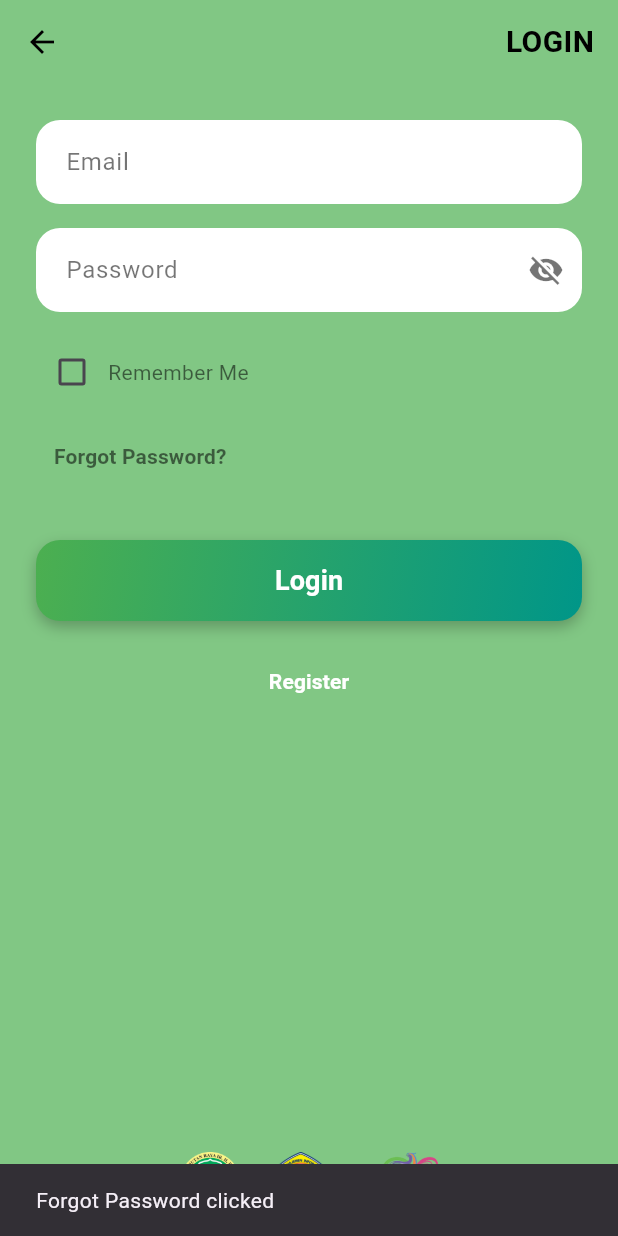
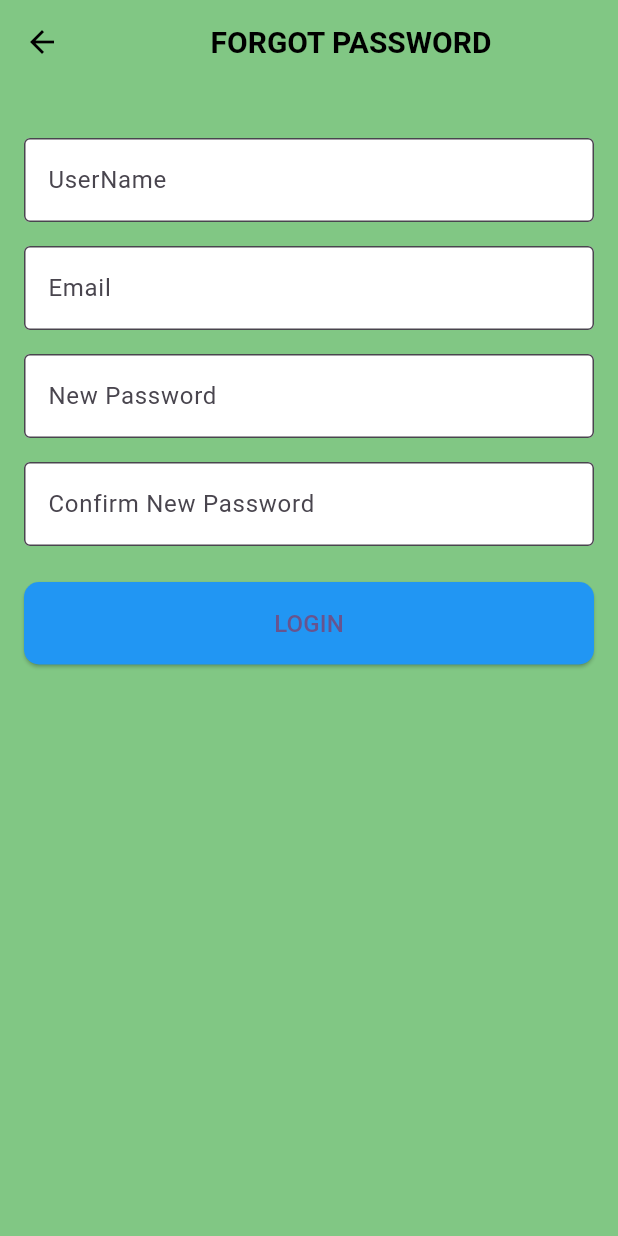
Before and after one commit to matthewae/RPLL-Tahura, a Flutter app: the PasswordScreen screen opened directly, after a tap on "Forgot Password?", on a phone screen of 412 x 824 dp. Run offline on Flutter 3.47's test engine with Material 3 defaults, Android fonts, the phone set to English and light mode, and no system bars; network calls fail.

Commit message:
update14/11

```diff
--- a/lib/main.dart
+++ b/lib/main.dart
@@ -3,6 +3,7 @@ import 'package:myapp/screens/cashpay_screen.dart';
 import 'package:myapp/screens/detailrebi_screen.dart';
 import 'package:myapp/screens/CHrebi_screen.dart';
 import 'package:myapp/screens/epay_screen.dart';
+import 'package:myapp/screens/forgotpws_screen.dart';
 import 'package:myapp/screens/main_screen.dart';
 import 'package:myapp/screens/profile_screen.dart';
 import 'package:myapp/screens/signin_screen.dart';
@@ -10,6 +11,8 @@ import 'package:myapp/screens/password_screen.dart';
 import 'package:myapp/screens/exitnotif_screen.dart';
 import 'package:myapp/screens/mpembayaran_screen.dart';
 import 'package:myapp/screens/detailrebi_screen.dart';
+import 'package:myapp/screens/mainmenu_screen.dart';
+
 
 void main() {
   runApp(const MyApp());
@@ -26,7 +29,7 @@ class MyApp extends StatelessWidget {
         colorScheme: ColorScheme.fromSeed(seedColor: Colors.deepPurple),
         useMaterial3: true,
       ),
-      home:  DetailrebiScreen(), // Use ProfilePage here
+      home:  DetailrebiScreen(),
     );
   }
 }
--- /dev/null
+++ b/lib/screens/forgotpws_screen.dart
@@ -0,0 +1,111 @@
+import 'package:flutter/material.dart';
+import 'mainmenu_screen.dart'; // Import mainmenu_screen.dart
+
+void main() {
+  runApp(TahuraApp());
+}
+
+class TahuraApp extends StatelessWidget {
+  @override
+  Widget build(BuildContext context) {
+    return MaterialApp(
+      home: ForgotpwsScreen(),
+    );
+  }
+}
+
+class ForgotpwsScreen extends StatelessWidget {
+  @override
+  Widget build(BuildContext context) {
+    return Scaffold(
+      backgroundColor: Colors.green[300],
+      appBar: AppBar(
+        backgroundColor: Colors.transparent,
+        elevation: 0,
+        leading: IconButton(
+          icon: Icon(Icons.arrow_back, color: Colors.black),
+          onPressed: () {
+            Navigator.pop(context); // Kembali ke layar sebelumnya
+          },
+        ),
+        title: Center(
+          child: Text(
+            'FORGOT PASSWORD',
+            style: TextStyle(
+              color: Colors.black,
+              fontSize: 20,
+              fontWeight: FontWeight.bold,
+            ),
+          ),
+        ),
+      ),
+      body: Padding(
+        padding: const EdgeInsets.all(16.0),
+        child: Column(
+          crossAxisAlignment: CrossAxisAlignment.stretch,
+          children: [
+            SizedBox(height: 20),
+            TextField(
+              decoration: InputDecoration(
+                labelText: 'UserName',
+                filled: true,
+                fillColor: Colors.white,
+                border: OutlineInputBorder(),
+              ),
+            ),
+            SizedBox(height: 16),
+            TextField(
+              decoration: InputDecoration(
+                labelText: 'Email',
+                filled: true,
+                fillColor: Colors.white,
+                border: OutlineInputBorder(),
+              ),
+            ),
+            SizedBox(height: 16),
+            TextField(
+              decoration: InputDecoration(
+                labelText: 'New Password',
+                filled: true,
+                fillColor: Colors.white,
+                border: OutlineInputBorder(),
+              ),
+              obscureText: true,
+            ),
+            SizedBox(height: 16),
+            TextField(
+              decoration: InputDecoration(
+                labelText: 'Confirm New Password',
+                filled: true,
+                fillColor: Colors.white,
+                border: OutlineInputBorder(),
+              ),
+              obscureText: true,
+            ),
+            SizedBox(height: 24),
+            ElevatedButton(
+              onPressed: () {
+                // Navigasi ke mainmenu_screen saat login berhasil
+                Navigator.push(
+                  context,
+                  MaterialPageRoute(builder: (context) => MainmenuScreen()),
+                );
+              },
+              style: ElevatedButton.styleFrom(
+                backgroundColor: Colors.blue,
+                padding: EdgeInsets.symmetric(vertical: 16),
+                shape: RoundedRectangleBorder(
+                  borderRadius: BorderRadius.circular(10),
+                ),
+              ),
+              child: Text(
+                'LOGIN',
+                style: TextStyle(fontSize: 16),
+              ),
+            ),
+          ],
+        ),
+      ),
+    );
+  }
+}
--- a/lib/screens/main_screen.dart
+++ b/lib/screens/main_screen.dart
@@ -98,7 +98,7 @@ class _MainScreenState extends State<MainScreen> with SingleTickerProviderStateM
                         onPressed: () {
                           Navigator.push(
                             context,
-                            MaterialPageRoute(builder: (context) => const PasswordScreen()),
+                            MaterialPageRoute(builder: (context) =>  PasswordScreen()),
                           );
                         },
                         style: ElevatedButton.styleFrom(
--- a/lib/screens/password_screen.dart
+++ b/lib/screens/password_screen.dart
@@ -1,35 +1,36 @@
 import 'package:flutter/material.dart';
 import 'signin_screen.dart';
+import 'forgotpws_screen.dart';
+import 'mainmenu_screen.dart'; // Pastikan ini sudah diimport
 
-class PasswordScreen extends StatefulWidget {
-  const PasswordScreen({super.key});
+class PasswordScreen extends StatelessWidget {
+  PasswordScreen({super.key});
 
-  @override
-  _LoginPageState createState() => _LoginPageState();
+  final ValueNotifier<bool> _obscureText = ValueNotifier<bool>(true);
+  final ValueNotifier<bool> _rememberMe = ValueNotifier<bool>(false);
+
+  void _togglePasswordVisibility() {
+    _obscureText.value = !_obscureText.value;
   }
 
-class _LoginPageState extends State<PasswordScreen> {
-  bool _obscureText = true;
-  bool _rememberMe = false; // Checkbox state
-
-  void _togglePasswordVisibility() {
-    setState(() {
-      _obscureText = !_obscureText;
-    });
-  }
-
-  void _forgotPassword() {
-    ScaffoldMessenger.of(context).showSnackBar(
-      const SnackBar(
-        content: Text('Forgot Password clicked'),
-      ),
+  void _forgotPassword(BuildContext context) {
+    Navigator.push(
+      context,
+      MaterialPageRoute(builder: (context) => ForgotpwsScreen()),
     );
   }
 
-  void _register() {
+  void _register(BuildContext context) {
     Navigator.push(
       context,
       MaterialPageRoute(builder: (context) => const SigninScreen()),
+    );
+  }
+
+  void _navigateToMainMenu(BuildContext context) {
+    Navigator.push(
+      context,
+      MaterialPageRoute(builder: (context) =>  MainmenuScreen()),
     );
   }
 
@@ -83,7 +84,10 @@ class _LoginPageState extends State<PasswordScreen> {
                     ),
                   ),
                   const SizedBox(height: 16.0),
-                  TextField(
+                  ValueListenableBuilder<bool>(
+                    valueListenable: _obscureText,
+                    builder: (context, obscureText, child) {
+                      return TextField(
                         decoration: InputDecoration(
                           hintText: 'Password',
                           hintStyle: const TextStyle(color: Colors.black54),
@@ -97,7 +101,7 @@ class _LoginPageState extends State<PasswordScreen> {
                               vertical: 16.0, horizontal: 16.0),
                           suffixIcon: IconButton(
                             icon: Icon(
-                          _obscureText
+                              obscureText
                                   ? Icons.visibility_off
                                   : Icons.visibility,
                               color: Colors.black54,
@@ -105,20 +109,24 @@ class _LoginPageState extends State<PasswordScreen> {
                             onPressed: _togglePasswordVisibility,
                           ),
                         ),
-                    obscureText: _obscureText,
+                        obscureText: obscureText,
+                      );
+                    },
                   ),
                   const SizedBox(height: 16.0),
-                  // Centered Remember Me Checkbox
                   Row(
                     children: [
-                      Checkbox(
-                        value: _rememberMe,
+                      ValueListenableBuilder<bool>(
+                        valueListenable: _rememberMe,
+                        builder: (context, rememberMe, child) {
+                          return Checkbox(
+                            value: rememberMe,
                             onChanged: (bool? value) {
-                          setState(() {
-                            _rememberMe = value ?? false;
-                          });
+                              _rememberMe.value = value ?? false;
                             },
-                        activeColor: Colors.green, // Checkbox color
+                            activeColor: Colors.green,
+                          );
+                        },
                       ),
                       const Text(
                         'Remember Me',
@@ -127,11 +135,10 @@ class _LoginPageState extends State<PasswordScreen> {
                     ],
                   ),
                   const SizedBox(height: 8.0),
-                  // Forgot Password Text
                   Align(
                     alignment: Alignment.centerLeft,
                     child: TextButton(
-                      onPressed: _forgotPassword,
+                      onPressed: () => _forgotPassword(context),
                       child: const Text(
                         'Forgot Password?',
                         style: TextStyle(
@@ -161,7 +168,7 @@ class _LoginPageState extends State<PasswordScreen> {
                         ],
                       ),
                       child: ElevatedButton(
-                        onPressed: () {},
+                        onPressed: () => _navigateToMainMenu(context), // Navigasi ke MainMenuScreen
                         style: ElevatedButton.styleFrom(
                           padding: const EdgeInsets.symmetric(vertical: 14.0),
                           backgroundColor: Colors.transparent,
@@ -183,7 +190,7 @@ class _LoginPageState extends State<PasswordScreen> {
                   ),
                   const SizedBox(height: 16.0),
                   TextButton(
-                    onPressed: _register,
+                    onPressed: () => _register(context),
                     child: const Text(
                       'Register',
                       style: TextStyle(
@@ -201,11 +208,11 @@ class _LoginPageState extends State<PasswordScreen> {
             child: Row(
               mainAxisAlignment: MainAxisAlignment.center,
               children: [
-                Image.asset('assets/tahura3.png', height: 40.0), // Logo 1
+                Image.asset('assets/tahura3.png', height: 40.0),
                 const SizedBox(width: 20.0),
-                Image.asset('assets/likmidn.png', height: 40.0), // Logo 2
+                Image.asset('assets/likmidn.png', height: 40.0),
                 const SizedBox(width: 20.0),
-                Image.asset('assets/turisbg.png', height: 40.0), // Logo 3
+                Image.asset('assets/turisbg.png', height: 40.0),
               ],
             ),
           ),
```
Also changed, not shown: lib/screens/cashpay_screen.dart (+23 -20 lines), lib/screens/epay_screen.dart (+11 -17 lines), lib/screens/mainmenu_screen.dart (added, +88 -0 lines), lib/screens/signin_screen.dart (+6 -7 lines), .idx/integrations.json (added), 1 other file. Lines whose indentation alone changed are shown as unchanged.
